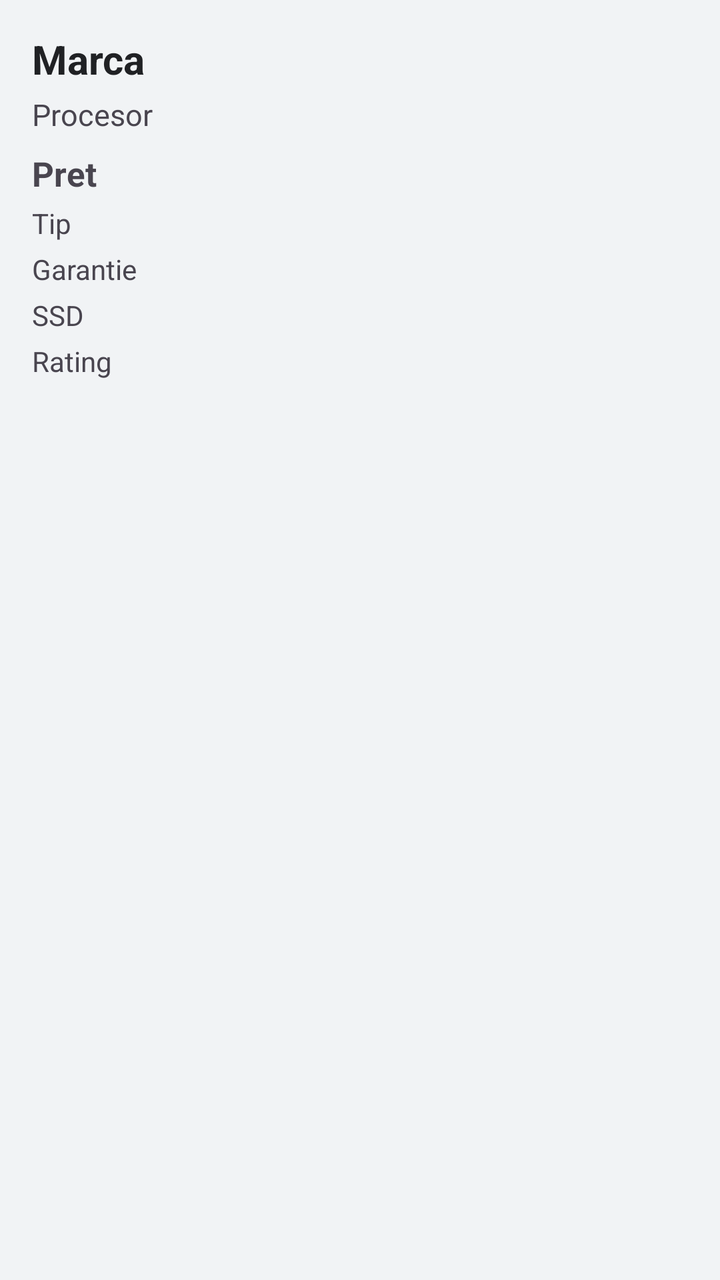
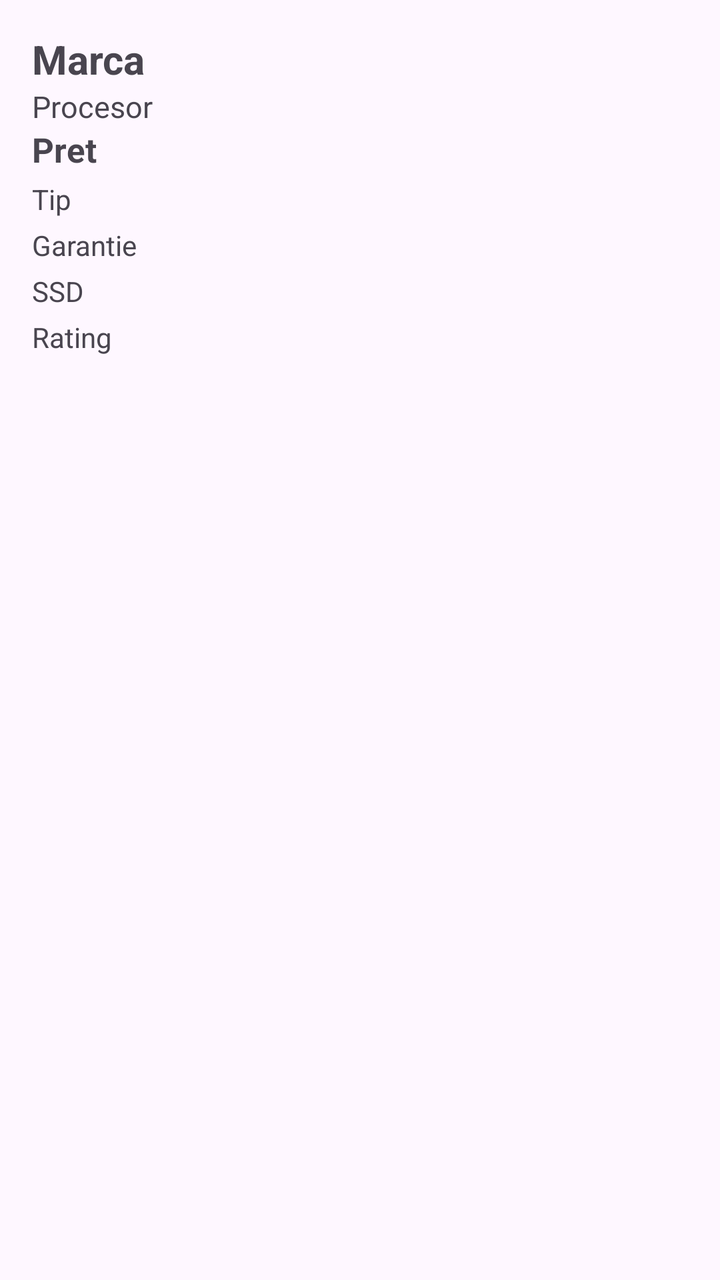

The first picture is an Android layout as it rendered before a commit; the second is the same layout after the commit. The layout source and the unified diff follow.
<!-- AndroidManifest.xml: application theme Theme.Mihaila_Cristina_ActivitateDAM2026 -->
<!-- res/layout/item_computer.xml -->
<?xml version="1.0" encoding="utf-8"?>
<LinearLayout xmlns:android="http://schemas.android.com/apk/res/android"
    android:layout_width="match_parent"
    android:layout_height="wrap_content"
    android:orientation="vertical"
    android:padding="16dp"
    android:layout_marginBottom="8dp"
    android:background="#F1F3F5">

    <TextView
        android:id="@+id/marcaTV"
        android:layout_width="match_parent"
        android:layout_height="wrap_content"
        android:text="Marca"
        android:textSize="20sp"
        android:textStyle="bold"
        android:textColor="#202124" />

    <TextView
        android:id="@+id/procesorTV"
        android:layout_width="match_parent"
        android:layout_height="wrap_content"
        android:text="Procesor"
        android:textSize="15sp"
        android:layout_marginTop="4dp" />

    <TextView
        android:id="@+id/pretTV"
        android:layout_width="match_parent"
        android:layout_height="wrap_content"
        android:text="Pret"
        android:textSize="17sp"
        android:textStyle="bold"
        android:layout_marginTop="8dp" />

    <TextView
        android:id="@+id/tipTV"
        android:layout_width="match_parent"
        android:layout_height="wrap_content"
        android:text="Tip"
        android:layout_marginTop="4dp" />

    <TextView
        android:id="@+id/garantieTV"
        android:layout_width="match_parent"
        android:layout_height="wrap_content"
        android:text="Garantie"
        android:layout_marginTop="4dp" />

    <TextView
        android:id="@+id/ssdTV"
        android:layout_width="match_parent"
        android:layout_height="wrap_content"
        android:text="SSD"
        android:layout_marginTop="4dp" />

    <TextView
        android:id="@+id/ratingTV"
        android:layout_width="match_parent"
        android:layout_height="wrap_content"
        android:text="Rating"
        android:layout_marginTop="4dp" />

</LinearLayout>
<!-- resources referenced by this layout -->
<resources>
  <style name="Theme.Mihaila_Cristina_ActivitateDAM2026" parent="Base.Theme.Mihaila_Cristina_ActivitateDAM2026" />
  <style name="Base.Theme.Mihaila_Cristina_ActivitateDAM2026" parent="Theme.Material3.DayNight.NoActionBar">
          
          
      </style>
</resources>

<!-- the commit's change to res/layout/item_computer.xml (unified diff, before → after) -->
@@ -4,8 +4,7 @@
     android:layout_height="wrap_content"
     android:orientation="vertical"
     android:padding="16dp"
-    android:layout_marginBottom="8dp"
-    android:background="#F1F3F5">
+    android:layout_marginBottom="8dp">
 
     <TextView
         android:id="@+id/marcaTV"
@@ -13,16 +12,14 @@
         android:layout_height="wrap_content"
         android:text="Marca"
         android:textSize="20sp"
-        android:textStyle="bold"
-        android:textColor="#202124" />
+        android:textStyle="bold" />
 
     <TextView
         android:id="@+id/procesorTV"
         android:layout_width="match_parent"
         android:layout_height="wrap_content"
         android:text="Procesor"
-        android:textSize="15sp"
-        android:layout_marginTop="4dp" />
+        android:textSize="15sp" />
 
     <TextView
         android:id="@+id/pretTV"
@@ -30,8 +27,7 @@
         android:layout_height="wrap_content"
         android:text="Pret"
         android:textSize="17sp"
-        android:textStyle="bold"
-        android:layout_marginTop="8dp" />
+        android:textStyle="bold" />
 
     <TextView
         android:id="@+id/tipTV"
